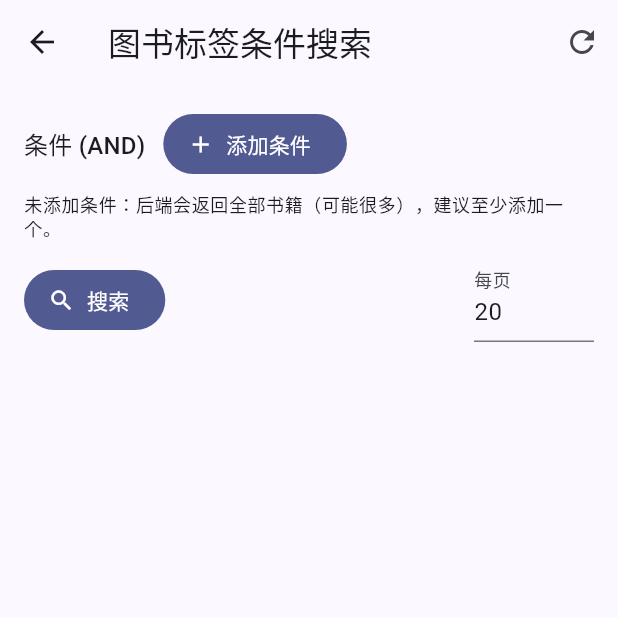
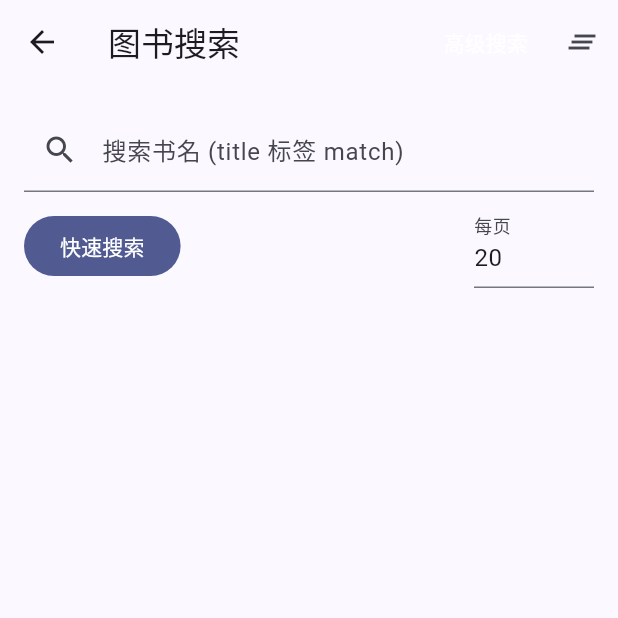
Before and after one commit to enten0103/voidlord, a Flutter app: the BookSearchPage screen opened directly, on a phone screen of 412 x 824 dp, the top half of it. Run offline on Flutter 3.47's test engine with Material 3 defaults, Android fonts, the phone set to English and light mode, and no system bars; our stand-ins replace dio, file_picker, get, shared_preferences; missing offline and left inert: system_fonts, window_manager; accounts and stored records are empty.

Commit message:
feat(search): 简化默认搜索为书名 match 并支持高级条件面板
新增 simpleQuery + advancedMode; 默认仅显示书名匹配搜索框; 点击高级搜索展开原多条件 AND 编辑与分页设置

```diff
--- a/lib/pages/search/book_search_page.dart
+++ b/lib/pages/search/book_search_page.dart
@@ -14,20 +14,28 @@ class BookSearchPage extends GetView<BookSearchController> {
     return Obx(() {
       return Scaffold(
         appBar: AppBar(
-          title: const Text('图书标签条件搜索'),
+          title: const Text('图书搜索'),
           actions: [
+            TextButton(
+              onPressed: controller.loading.value
+                  ? null
+                  : () => controller.advancedMode.toggle(),
+              child: Text(
+                controller.advancedMode.value ? '收起高级' : '高级搜索',
+                style: const TextStyle(color: Colors.white),
+              ),
+            ),
             IconButton(
-              tooltip: '重置',
+              tooltip: '清空结果',
               onPressed: controller.loading.value
                   ? null
                   : () {
-                      controller.conditions.clear();
                       controller.results.clear();
                       controller.total.value = null;
                       controller.offset.value = 0;
                       controller.hasMore.value = false;
                     },
-              icon: const Icon(Icons.refresh),
+              icon: const Icon(Icons.clear_all),
             ),
           ],
         ),
@@ -37,56 +45,11 @@ class BookSearchPage extends GetView<BookSearchController> {
             child: Column(
               crossAxisAlignment: CrossAxisAlignment.start,
               children: [
-                _conditionsEditor(context),
-                const SizedBox(height: 12),
-                Row(
-                  children: [
-                    FilledButton.icon(
-                      onPressed: controller.searching.value
-                          ? null
-                          : () async {
-                              await controller.search(reset: true);
-                              if (controller.results.isEmpty && controller.error.value == null) {
-                                SideBanner.warning('无匹配结果');
-                              }
-                            },
-                      icon: const Icon(Icons.search),
-                      label: const Text('搜索'),
-                    ),
-                    const SizedBox(width: 12),
-                    if (controller.loading.value)
-                      const SizedBox(
-                        width: 22,
-                        height: 22,
-                        child: CircularProgressIndicator(strokeWidth: 2),
-                      ),
-                    const Spacer(),
-                    // 分页大小调节
-                    SizedBox(
-                      width: 80,
-                      child: TextField(
-                        enabled: !controller.loading.value,
-                        keyboardType: TextInputType.number,
-                        decoration: const InputDecoration(labelText: '每页'),
-                        controller: TextEditingController(
-                          text: controller.limit.value.toString(),
-                        )..selection = TextSelection.fromPosition(
-                            TextPosition(
-                              offset: controller.limit.value.toString().length,
-                            ),
-                          ),
-                        onSubmitted: (v) {
-                          final n = int.tryParse(v.trim());
-                          if (n != null && n > 0 && n <= 100) {
-                            controller.limit.value = n;
-                          } else {
-                            SideBanner.warning('范围 1~100');
-                          }
-                        },
-                      ),
-                    ),
-                  ],
-                ),
+                _simpleSearchBar(context),
+                if (controller.advancedMode.value) ...[
+                  const SizedBox(height: 24),
+                  _advancedPanel(context),
+                ],
                 const SizedBox(height: 20),
                 _resultsGrid(context, constraints.maxWidth),
                 const SizedBox(height: 12),
@@ -127,7 +90,7 @@ class BookSearchPage extends GetView<BookSearchController> {
     });
   }
 
-  Widget _conditionsEditor(BuildContext context) {
+  Widget _advancedPanel(BuildContext context) {
     return Column(
       crossAxisAlignment: CrossAxisAlignment.start,
       children: [
@@ -160,6 +123,132 @@ class BookSearchPage extends GetView<BookSearchController> {
           ),
         for (int i = 0; i < controller.conditions.length; i++)
           _conditionRow(context, i, controller.conditions[i]),
+        const SizedBox(height: 12),
+        Row(
+          children: [
+            FilledButton.icon(
+              onPressed: controller.searching.value
+                  ? null
+                  : () async {
+                      await controller.search(reset: true);
+                      if (controller.results.isEmpty &&
+                          controller.error.value == null) {
+                        SideBanner.warning('无匹配结果');
+                      }
+                    },
+              icon: const Icon(Icons.tune),
+              label: const Text('按条件搜索'),
+            ),
+            const SizedBox(width: 12),
+            if (controller.loading.value)
+              const SizedBox(
+                width: 22,
+                height: 22,
+                child: CircularProgressIndicator(strokeWidth: 2),
+              ),
+            const Spacer(),
+            SizedBox(
+              width: 80,
+              child: TextField(
+                enabled: !controller.loading.value,
+                keyboardType: TextInputType.number,
+                decoration: const InputDecoration(labelText: '每页'),
+                controller: TextEditingController(
+                  text: controller.limit.value.toString(),
+                )..selection = TextSelection.fromPosition(
+                    TextPosition(
+                      offset: controller.limit.value.toString().length,
+                    ),
+                  ),
+                onSubmitted: (v) {
+                  final n = int.tryParse(v.trim());
+                  if (n != null && n > 0 && n <= 100) {
+                    controller.limit.value = n;
+                  } else {
+                    SideBanner.warning('范围 1~100');
+                  }
+                },
+              ),
+            ),
+          ],
+        ),
+      ],
+    );
+  }
+
+  Widget _simpleSearchBar(BuildContext context) {
+    final queryCtrl = TextEditingController(text: controller.simpleQuery.value)
+      ..selection = TextSelection.fromPosition(
+        TextPosition(offset: controller.simpleQuery.value.length),
+      );
+    return Column(
+      crossAxisAlignment: CrossAxisAlignment.start,
+      children: [
+        TextField(
+          controller: queryCtrl,
+          enabled: !controller.loading.value,
+          decoration: const InputDecoration(
+            labelText: '搜索书名 (title 标签 match)',
+            prefixIcon: Icon(Icons.search),
+          ),
+          onSubmitted: (_) async {
+            controller.simpleQuery.value = queryCtrl.text;
+            await controller.searchSimple(reset: true);
+            if (controller.results.isEmpty && controller.error.value == null) {
+              SideBanner.warning('未找到匹配书籍');
+            }
+          },
+          onChanged: (v) => controller.simpleQuery.value = v,
+        ),
+        const SizedBox(height: 8),
+        Row(
+          children: [
+            FilledButton(
+              onPressed: controller.loading.value
+                  ? null
+                  : () async {
+                      await controller.searchSimple(reset: true);
+                      if (controller.results.isEmpty &&
+                          controller.error.value == null) {
+                        SideBanner.info('无结果, 可尝试开启高级搜索');
+                      }
+                    },
+              child: const Text('快速搜索'),
+            ),
+            const SizedBox(width: 12),
+            if (controller.loading.value)
+              const SizedBox(
+                width: 20,
+                height: 20,
+                child: CircularProgressIndicator(strokeWidth: 2),
+              ),
+            const Spacer(),
+            if (!controller.advancedMode.value)
+              SizedBox(
+                width: 80,
+                child: TextField(
+                  enabled: !controller.loading.value,
+                  keyboardType: TextInputType.number,
+                  decoration: const InputDecoration(labelText: '每页'),
+                  controller: TextEditingController(
+                    text: controller.limit.value.toString(),
+                  )..selection = TextSelection.fromPosition(
+                      TextPosition(
+                        offset: controller.limit.value.toString().length,
+                      ),
+                    ),
+                  onSubmitted: (v) {
+                    final n = int.tryParse(v.trim());
+                    if (n != null && n > 0 && n <= 100) {
+                      controller.limit.value = n;
+                    } else {
+                      SideBanner.warning('范围 1~100');
+                    }
+                  },
+                ),
+              ),
+          ],
+        ),
       ],
     );
   }
@@ -180,17 +269,17 @@ class BookSearchPage extends GetView<BookSearchController> {
                   ..selection = TextSelection.fromPosition(
                     TextPosition(offset: c.target.length),
                   ),
-                onChanged: (v) => controller.updateCondition(index, target: v.trim()),
+                onChanged: (v) =>
+                    controller.updateCondition(index, target: v.trim()),
               ),
             ),
             const SizedBox(width: 12),
             DropdownButton<String>(
               value: c.op,
               items: ops
-                  .map((e) => DropdownMenuItem<String>(
-                        value: e,
-                        child: Text(e),
-                      ))
+                  .map(
+                    (e) => DropdownMenuItem<String>(value: e, child: Text(e)),
+                  )
                   .toList(),
               onChanged: (v) {
                 if (v != null) controller.updateCondition(index, op: v);
```
Also changed, not shown: lib/pages/search/book_search_controller.dart (+45 -0 lines).
